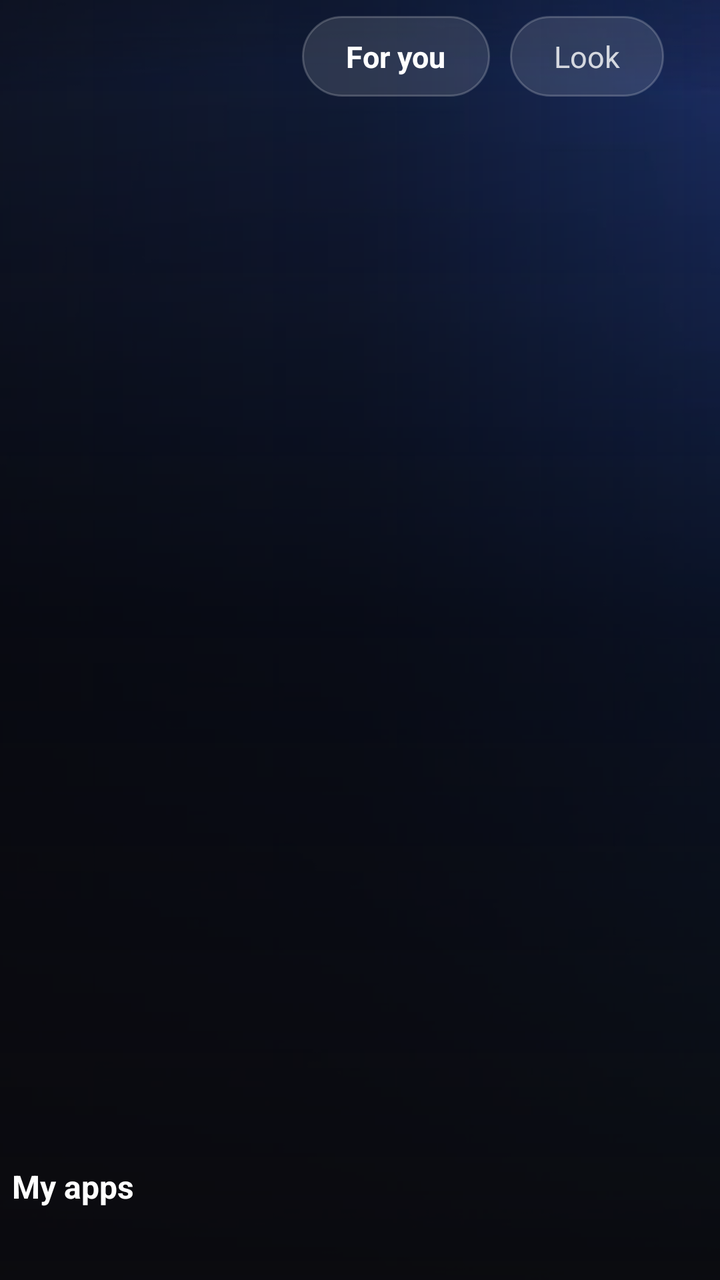
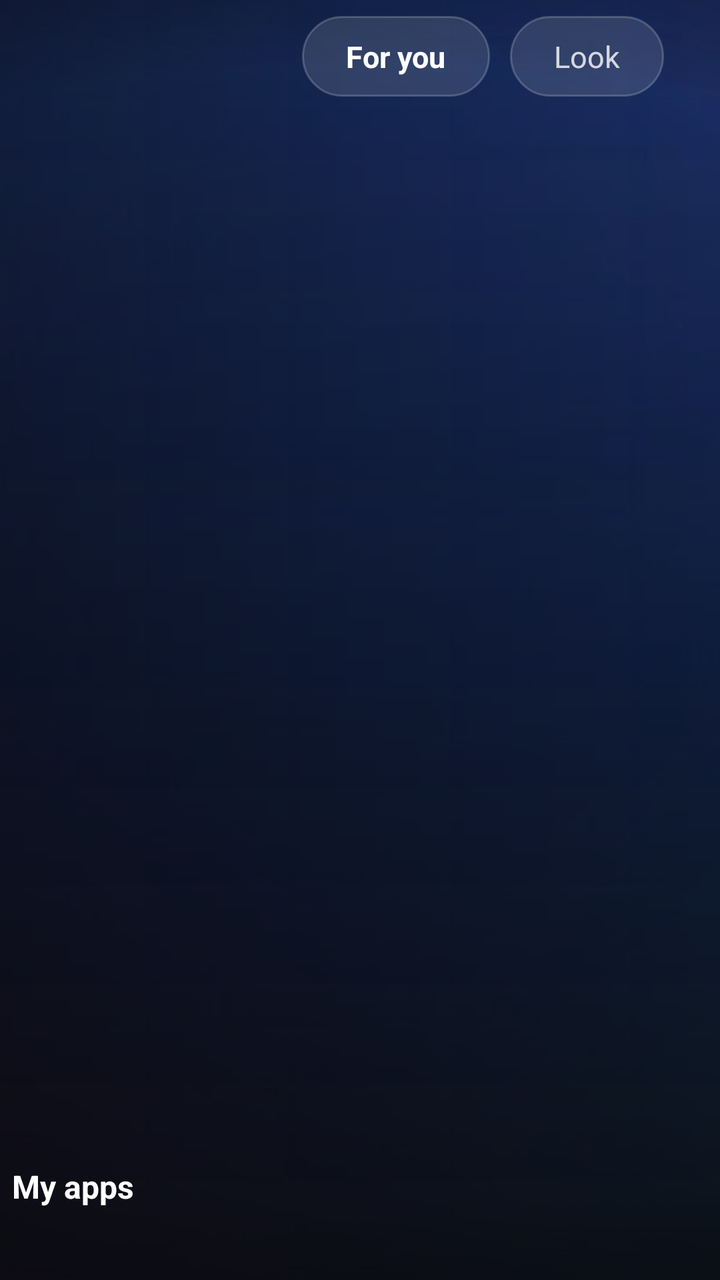

The first picture is an Android layout as it rendered before a commit; the second is the same layout after the commit. The layout source and the unified diff follow.
<!-- AndroidManifest.xml: application theme AppTheme -->
<!-- res/layout/activity_main.xml -->
<?xml version="1.0" encoding="utf-8"?>
<FrameLayout xmlns:android="http://schemas.android.com/apk/res/android"
    android:layout_width="match_parent"
    android:layout_height="match_parent"
    android:background="@color/bg">

<View
        android:id="@+id/gradientBg"
        android:layout_width="match_parent"
        android:layout_height="match_parent"
        android:background="@drawable/bg_screen"
        android:visibility="gone" />

        <ImageView
        android:id="@+id/backdrop"
        android:layout_width="match_parent"
        android:layout_height="match_parent"
        android:scaleType="centerCrop"
        android:src="@drawable/wp_main" />

    
    <View
        android:id="@+id/overlayDim"
        android:layout_width="match_parent"
        android:layout_height="match_parent"
        android:background="#0A131318" />

    <View
        android:id="@+id/overlayLeft"
        android:layout_width="match_parent"
        android:layout_height="match_parent"
        android:background="@drawable/bg_scrim_left" />

    <View
        android:id="@+id/overlayBottom"
        android:layout_width="match_parent"
        android:layout_height="match_parent"
        android:background="@drawable/bg_scrim" />

    <LinearLayout
        android:layout_width="match_parent"
        android:layout_height="match_parent"
        android:orientation="vertical"
        android:paddingLeft="6dp"
        android:paddingRight="6dp"
        android:paddingTop="8dp"
        android:paddingBottom="6dp">

       
        <LinearLayout
            android:layout_width="match_parent"
            android:layout_height="wrap_content"
            android:orientation="horizontal"
            android:paddingRight="22dp">

            <LinearLayout
                android:layout_width="0dp"
                android:layout_height="wrap_content"
                android:layout_weight="1"
                android:paddingLeft="26dp"
                android:paddingTop="10dp"
                android:orientation="vertical">

                <TextView
                    android:id="@+id/clock"
                    android:layout_width="wrap_content"
                    android:layout_height="wrap_content"
                    android:textSize="54sp"
                    android:fontFamily="sans-serif-light"
                    android:letterSpacing="-0.02"
                    android:textColor="#FFFFFFFF"
                    android:shadowColor="#80000000"
                    android:shadowDx="0"
                    android:shadowDy="2"
                    android:shadowRadius="12" />

                <TextView
                    android:id="@+id/clockDate"
                    android:layout_width="wrap_content"
                    android:layout_height="wrap_content"
                    android:layout_marginTop="-6dp"
                    android:textSize="15sp"
                    android:textColor="#CCFFFFFF" />
            </LinearLayout>

            <TextView
                android:id="@+id/tabYou"
                android:layout_width="wrap_content"
                android:layout_height="wrap_content"
                android:layout_marginLeft="10dp"
                android:background="@drawable/bg_pill_selector"
                android:paddingLeft="22dp"
                android:paddingRight="22dp"
                android:paddingTop="10dp"
                android:paddingBottom="10dp"
                android:text="@string/tab_you"
                android:textSize="15sp"
                android:textStyle="bold"
                android:textColor="#FFFFFFFF" />

            <TextView
                android:id="@+id/tabSettings"
                android:layout_width="wrap_content"
                android:layout_height="wrap_content"
                android:layout_marginLeft="10dp"
                android:background="@drawable/bg_pill_selector"
                android:paddingLeft="22dp"
                android:paddingRight="22dp"
                android:paddingTop="10dp"
                android:paddingBottom="10dp"
                android:text="@string/tab_settings"
                android:textSize="15sp"
                android:textColor="#CCFFFFFF" />
        </LinearLayout>

        <FrameLayout
            android:layout_width="match_parent"
            android:layout_height="0dp"
            android:layout_weight="1">

            
            <LinearLayout
                android:id="@+id/clockHero"
                android:layout_width="match_parent"
                android:layout_height="wrap_content"
                android:layout_gravity="top|center_horizontal"
                android:layout_marginTop="40dp"
                android:gravity="center_horizontal"
                android:orientation="vertical"
                android:visibility="gone">

                <TextView
                    android:id="@+id/clockHeroTime"
                    android:layout_width="wrap_content"
                    android:layout_height="wrap_content"
                    android:textSize="104sp"
                    android:fontFamily="sans-serif-light"
                    android:letterSpacing="-0.03"
                    android:textColor="#FFFFFFFF"
                    android:shadowColor="#80000000"
                    android:shadowDx="0"
                    android:shadowDy="3"
                    android:shadowRadius="18" />

                <TextView
                    android:id="@+id/clockHeroDate"
                    android:layout_width="wrap_content"
                    android:layout_height="wrap_content"
                    android:textSize="20sp"
                    android:textColor="#D9FFFFFF" />
            </LinearLayout>
            
            <LinearLayout
                android:id="@+id/screenHome"
                android:layout_width="match_parent"
                android:layout_height="match_parent"
                android:orientation="vertical"
                android:paddingBottom="10dp"
                android:gravity="bottom">

                
                <LinearLayout
                    android:id="@+id/homeHost"
                    android:layout_width="match_parent"
                    android:layout_height="wrap_content"
                    android:orientation="vertical"
                    android:gravity="bottom"
                    android:visibility="gone" />

                <TextView
                    android:id="@+id/continueTitle"
                    android:layout_width="wrap_content"
                    android:layout_height="wrap_content"
                    android:layout_marginTop="10dp"
                    android:text="@string/row_continue"
                    android:textSize="16sp"
                    android:textStyle="bold"
                    android:textColor="@color/text"
                    android:visibility="gone" />

                <HorizontalScrollView
                    android:id="@+id/continueScroll"
                    android:layout_width="match_parent"
                    android:layout_height="wrap_content"
                    android:layout_marginTop="8dp"
                    android:scrollbars="none"
                    android:clipToPadding="false"
                    android:clipChildren="false"
                    android:paddingTop="12dp"
                    android:visibility="gone">

                    <LinearLayout
                        android:id="@+id/rowContinue"
                        android:layout_width="wrap_content"
                        android:layout_height="wrap_content"
                        android:orientation="horizontal"
                        android:clipChildren="false" />
                </HorizontalScrollView>


                <TextView
                    android:id="@+id/rowTitle"
                    android:layout_width="wrap_content"
                    android:layout_height="wrap_content"
                    android:text="@string/row_apps"
                    android:textSize="16sp"
                    android:textStyle="bold"
                    android:textColor="@color/text" />

                <HorizontalScrollView
                    android:layout_width="match_parent"
                    android:layout_height="wrap_content"
                    android:layout_marginTop="8dp"
                    android:scrollbars="none"
                    android:clipToPadding="false"
                    android:clipChildren="false"
                    android:paddingTop="12dp">

                    <LinearLayout
                        android:id="@+id/rowCards"
                        android:layout_width="wrap_content"
                        android:layout_height="wrap_content"
                        android:orientation="horizontal"
                        android:clipChildren="false" />
                </HorizontalScrollView>
            </LinearLayout>

            
            <LinearLayout
                android:id="@+id/screenSettings"
                android:layout_width="match_parent"
                android:layout_height="match_parent"
                android:orientation="vertical"
                android:visibility="gone">

                <TextView
                    android:layout_width="wrap_content"
                    android:layout_height="wrap_content"
                    android:text="@string/title_settings"
                    android:textSize="20sp"
                    android:textStyle="bold"
                    android:textColor="@color/text" />

                <ScrollView
                    android:layout_width="match_parent"
                    android:layout_height="0dp"
                    android:layout_weight="1"
                    android:layout_marginTop="14dp"
                    android:scrollbars="none">

                    <LinearLayout
                        android:id="@+id/settingsList"
                        android:layout_width="match_parent"
                        android:layout_height="wrap_content"
                        android:orientation="vertical" />
                </ScrollView>
            </LinearLayout>
        </FrameLayout>
    </LinearLayout>
    
    <View
        android:id="@+id/panelDim"
        android:layout_width="match_parent"
        android:layout_height="match_parent"
        android:background="#99000000"
        android:visibility="gone" />

    <LinearLayout
        android:id="@+id/panel"
        android:layout_width="360dp"
        android:layout_height="match_parent"
        android:layout_gravity="end"
        android:orientation="vertical"
        android:gravity="top"
        android:paddingLeft="22dp"
        android:paddingRight="22dp"
        android:paddingTop="26dp"
        android:paddingBottom="18dp"
        android:background="#F00E1014"
        android:visibility="gone">

        <TextView
            android:layout_width="wrap_content"
            android:layout_height="wrap_content"
            android:text="@string/panel_title"
            android:textSize="24sp"
            android:textColor="#FFFFFFFF"
            android:layout_marginBottom="16dp" />

        <LinearLayout
            android:id="@+id/panelRows"
            android:layout_width="match_parent"
            android:layout_height="wrap_content"
            android:orientation="vertical" />

        <TextView
            android:layout_width="match_parent"
            android:layout_height="wrap_content"
            android:layout_marginTop="14dp"
            android:text="@string/panel_footer"
            android:textSize="11sp"
            android:textColor="#8AFFFFFF" />
    </LinearLayout>

    <LinearLayout
        android:id="@+id/picker"
        android:layout_width="520dp"
        android:layout_height="wrap_content"
        android:layout_gravity="center"
        android:orientation="vertical"
        android:background="#F00E1014"
        android:padding="20dp"
        android:visibility="gone" />
</FrameLayout>
<!-- resources referenced by this layout -->
<resources>
  <color name="bg">#FF0B0B0D</color>
  <color name="text">#FFFFFFFF</color>
  <!-- drawable bg_pill_selector (drawable) -->
  <?xml version="1.0" encoding="utf-8"?>
  <selector xmlns:android="http://schemas.android.com/apk/res/android">
      <item android:state_focused="true">
          <shape android:shape="rectangle">
              <solid android:color="#F2FFFFFF" />
              <corners android:radius="22dp" />
          </shape>
      </item>
      <item>
          <shape android:shape="rectangle">
              <solid android:color="#1FFFFFFF" />
              <stroke android:width="1dp" android:color="#33FFFFFF" />
              <corners android:radius="22dp" />
          </shape>
      </item>
  </selector>
  <!-- drawable bg_screen (drawable) -->
  <?xml version="1.0" encoding="utf-8"?>
  <shape xmlns:android="http://schemas.android.com/apk/res/android" android:shape="rectangle">
      <gradient
          android:startColor="#FF1E2430"
          android:centerColor="#FF10131A"
          android:endColor="#FF07080B"
          android:angle="270" />
  </shape>
  <!-- drawable bg_scrim (drawable) -->
  <?xml version="1.0" encoding="utf-8"?>
  <shape xmlns:android="http://schemas.android.com/apk/res/android" android:shape="rectangle">
      <gradient
          android:startColor="#00000000"
          android:centerColor="#B3050508"
          android:endColor="#F70A0A0E"
          android:angle="270" />
  </shape>
  <!-- drawable bg_scrim_left (drawable) -->
  <?xml version="1.0" encoding="utf-8"?>
  <shape xmlns:android="http://schemas.android.com/apk/res/android" android:shape="rectangle">
      <gradient
          android:startColor="#B30A0A0E"
          android:centerColor="#800A0A0E"
          android:endColor="#00000000"
          android:angle="0" />
  </shape>
  <!-- drawable wp_main: jpg bitmap (drawable-nodpi, 24066 bytes) -->
  <string name="panel_footer">Arrows change a setting. Changes are saved right away.</string>
  <string name="panel_title">Change the look</string>
  <string name="row_apps">My apps</string>
  <string name="row_continue">Continue watching</string>
  <string name="tab_settings">Look</string>
  <string name="tab_you">For you</string>
  <string name="title_settings">Settings</string>
  <style name="AppTheme" parent="@android:style/Theme.Material.NoActionBar">
          <item name="android:windowBackground">@color/bg</item>
          <item name="android:colorBackground">@color/bg</item>
          <item name="android:navigationBarColor">@color/bg</item>
          <item name="android:statusBarColor">@color/bg</item>
          <item name="android:windowActionBar">false</item>
      </style>
</resources>

<!-- the commit's change to res/layout/activity_main.xml (unified diff, before → after) -->
@@ -287,11 +287,20 @@
             android:textColor="#FFFFFFFF"
             android:layout_marginBottom="16dp" />
 
-        <LinearLayout
-            android:id="@+id/panelRows"
+        
+        <ScrollView
             android:layout_width="match_parent"
-            android:layout_height="wrap_content"
-            android:orientation="vertical" />
+            android:layout_height="0dp"
+            android:layout_weight="1"
+            android:scrollbars="none"
+            android:fillViewport="false">
+
+            <LinearLayout
+                android:id="@+id/panelRows"
+                android:layout_width="match_parent"
+                android:layout_height="wrap_content"
+                android:orientation="vertical" />
+        </ScrollView>
 
         <TextView
             android:layout_width="match_parent"
<!-- resource entries referenced after the edit -->
@@ -33,16 +33,16 @@
   <shape xmlns:android="http://schemas.android.com/apk/res/android" android:shape="rectangle">
       <gradient
           android:startColor="#00000000"
-          android:centerColor="#B3050508"
-          android:endColor="#F70A0A0E"
+          android:centerColor="#66050508"
+          android:endColor="#D90A0A0E"
           android:angle="270" />
   </shape>
   <!-- drawable bg_scrim_left (drawable) -->
   <?xml version="1.0" encoding="utf-8"?>
   <shape xmlns:android="http://schemas.android.com/apk/res/android" android:shape="rectangle">
       <gradient
-          android:startColor="#B30A0A0E"
-          android:centerColor="#800A0A0E"
+          android:startColor="#730A0A0E"
+          android:centerColor="#330A0A0E"
           android:endColor="#00000000"
           android:angle="0" />
   </shape>
